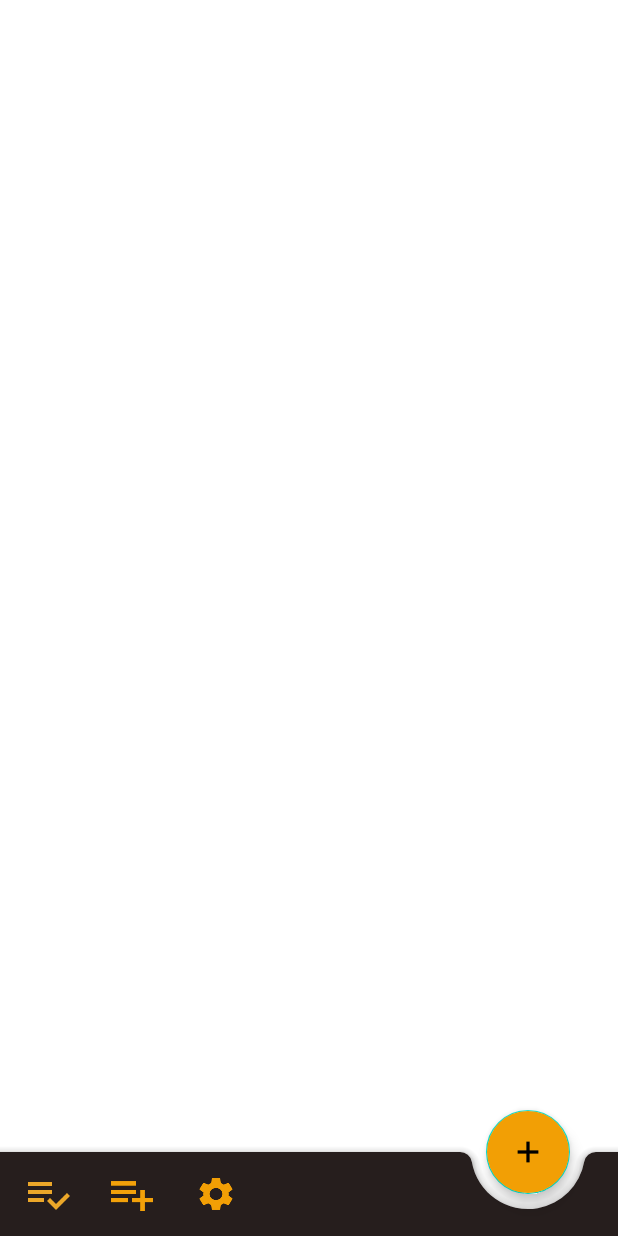
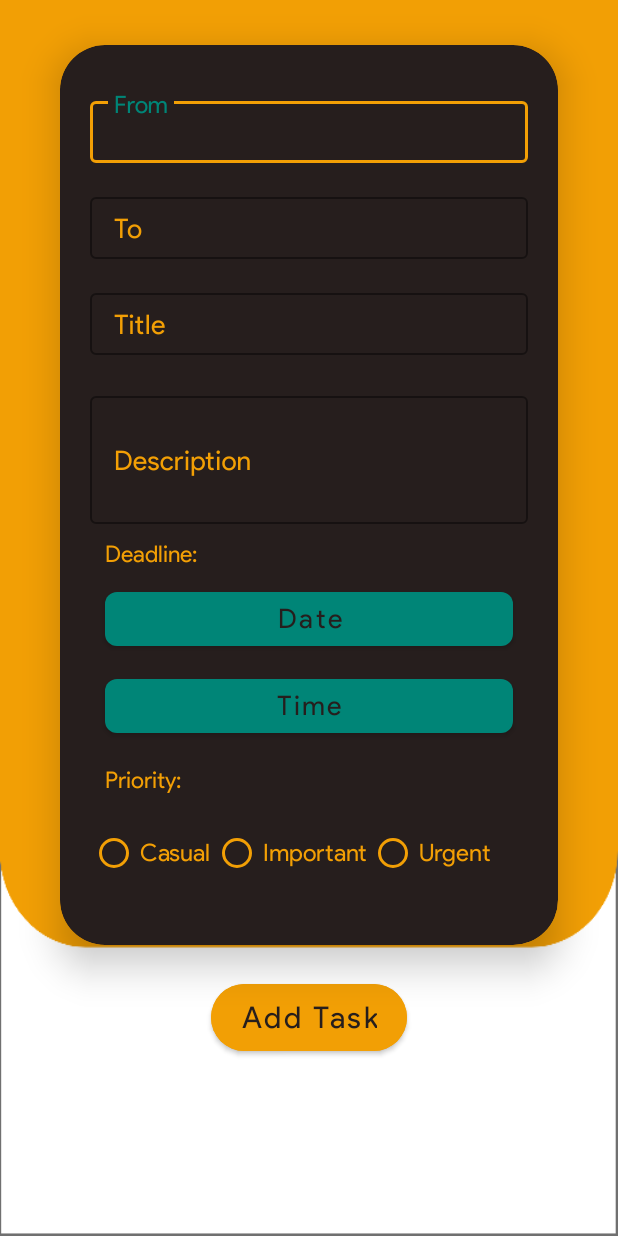
Before and after one commit to Practikality/tarea, an Android app: the screen it shows after launch (home_activity before the commit, add_task_activity after it), on a phone screen of 412 x 824 dp. Run offline under Robolectric (Android 15) with nearby library versions, the phone set to English and light mode, and no system bars; 1 statement that could not run was skipped.

Commit message:
add_task_activity Layout
Layout Build for add_task_activity

```diff
--- a/app/src/main/java/com/practikality/tarea/MainActivity.java
+++ b/app/src/main/java/com/practikality/tarea/MainActivity.java
@@ -12,6 +12,6 @@ public class MainActivity extends AppCompatActivity {
         super.onCreate(savedInstanceState);
         setContentView(R.layout.activity_main);
         getWindow().setFlags(WindowManager.LayoutParams.FLAG_FULLSCREEN, WindowManager.LayoutParams.FLAG_FULLSCREEN);
-        startActivity(new Intent(MainActivity.this, home_activity.class));
+        startActivity(new Intent(MainActivity.this, add_task_activity.class));
     }
 }
--- /dev/null
+++ b/app/src/main/java/com/practikality/tarea/add_task_activity.java
@@ -0,0 +1,72 @@
+package com.practikality.tarea;
+
+import android.app.DatePickerDialog;
+import android.app.TimePickerDialog;
+import android.support.v7.app.AppCompatActivity;
+import android.os.Bundle;
+import android.view.View;
+import android.widget.Button;
+import android.widget.DatePicker;
+import android.widget.EditText;
+import android.widget.RadioButton;
+import android.widget.RadioGroup;
+import android.widget.TimePicker;
+import android.widget.Toast;
+
+import java.util.Calendar;
+
+public class add_task_activity extends AppCompatActivity implements View.OnClickListener{
+
+    Button date_picker_button, time_picker_button;
+    private int mYear, mMonth, mDay, mHour, mMinute;
+    private RadioGroup radioGroup;
+
+    @Override
+    protected void onCreate(Bundle savedInstanceState) {
+        super.onCreate(savedInstanceState);
+        setContentView(R.layout.activity_add_task_activity);
+
+        date_picker_button =(Button)findViewById(R.id.date_picker_button);
+        time_picker_button =(Button)findViewById(R.id.time_picker_button);
+
+        date_picker_button.setOnClickListener(this);
+        time_picker_button.setOnClickListener(this);
+
+        radioGroup = (RadioGroup) findViewById(R.id.priority_radio_group);
+        radioGroup.clearCheck();
+        RadioButton radioButton = (RadioButton) radioGroup.findViewById(radioGroup.getCheckedRadioButtonId());
+        radioButton.getText(); //Priority chosen by the user
+    }
+
+    @Override
+    public void onClick(View v) {
+        if(v == date_picker_button){
+            final Calendar calendar = Calendar.getInstance();
+            mYear = calendar.get(Calendar.YEAR);
+            mMonth = calendar.get(Calendar.MONTH);
+            mDay = calendar.get(Calendar.DAY_OF_MONTH);
+
+            DatePickerDialog datePickerDialog = new DatePickerDialog(this, new DatePickerDialog.OnDateSetListener() {
+                @Override
+                public void onDateSet(DatePicker view, int year, int month, int dayOfMonth) {
+                    date_picker_button.setText(dayOfMonth + "/" +(month+1) + "/" + year);
+                }
+            }, mYear, mMonth, mDay);
+            datePickerDialog.show();
+        }
+
+        if (v == time_picker_button){
+            final Calendar calendar = Calendar.getInstance();
+            mHour = calendar.get(Calendar.HOUR_OF_DAY);
+            mMinute = calendar.get(Calendar.MINUTE);
+
+            TimePickerDialog timePickerDialog = new TimePickerDialog(this, new TimePickerDialog.OnTimeSetListener() {
+                @Override
+                public void onTimeSet(TimePicker view, int hourOfDay, int minute) {
+                    time_picker_button.setText(hourOfDay + ":" + minute);
+                }
+            }, mHour, mMinute, false);
+            timePickerDialog.show();
+        }
+    }
+}
--- /dev/null
+++ b/app/src/main/res/layout/activity_add_task_activity.xml
@@ -0,0 +1,279 @@
+<?xml version="1.0" encoding="utf-8"?>
+<RelativeLayout xmlns:android="http://schemas.android.com/apk/res/android"
+    xmlns:app="http://schemas.android.com/apk/res-auto"
+    xmlns:tools="http://schemas.android.com/tools"
+    android:layout_width="match_parent"
+    android:layout_height="match_parent"
+    android:background="@drawable/yellow_background"
+    tools:context=".add_task_activity">
+
+    <android.support.design.card.MaterialCardView
+        android:id="@+id/add_task_card"
+        style="@style/Widget.MaterialComponents.CardView"
+        android:layout_width="match_parent"
+        android:layout_height="wrap_content"
+        android:layout_alignParentTop="true"
+        android:layout_marginStart="40dp"
+        android:layout_marginTop="30dp"
+        android:layout_marginEnd="40dp"
+        android:minHeight="600dp"
+        android:outlineAmbientShadowColor="@android:color/black"
+        app:cardBackgroundColor="#261E1D"
+        app:cardCornerRadius="30dp"
+        app:cardElevation="15dp"
+        app:strokeColor="@android:color/black">
+
+
+        <RelativeLayout
+            android:layout_width="match_parent"
+            android:layout_height="match_parent">
+
+            <android.support.design.widget.TextInputLayout
+                android:id="@+id/add_task_from_layout"
+                style="@style/Widget.MaterialComponents.TextInputLayout.OutlinedBox"
+                android:layout_width="match_parent"
+                android:layout_height="wrap_content"
+                android:layout_marginStart="20dp"
+                android:layout_marginTop="30dp"
+                android:layout_marginEnd="20dp"
+                android:minHeight="30dp"
+                android:textColorHint="@color/light_yellow"
+                app:boxStrokeColor="@color/light_yellow"
+                app:hintAnimationEnabled="true"
+                app:hintTextAppearance="@style/TextAppearance.App.TextInputLayout">
+
+                <android.support.design.widget.TextInputEditText
+                    android:id="@+id/add_task_from_text"
+                    android:layout_width="match_parent"
+                    android:layout_height="wrap_content"
+                    android:layout_margin="0dp"
+                    android:autoSizeMinTextSize="18sp"
+                    android:fontFamily="@font/productsans"
+                    android:hint="From"
+                    android:inputType="text"
+                    android:maxLines="1"
+                    android:padding="10dp"
+                    android:textColor="@color/light_yellow"
+                    android:textColorHighlight="@color/light_yellow"
+                    android:textColorHint="@color/light_yellow"
+                    android:textSize="18sp" />
+            </android.support.design.widget.TextInputLayout>
+
+            <android.support.design.widget.TextInputLayout
+                android:id="@+id/add_task_to_layout"
+                style="@style/Widget.MaterialComponents.TextInputLayout.OutlinedBox"
+                android:layout_width="match_parent"
+                android:layout_height="wrap_content"
+                android:layout_below="@id/add_task_from_layout"
+                android:layout_marginStart="20dp"
+                android:layout_marginTop="15dp"
+                android:layout_marginEnd="20dp"
+                android:minHeight="30dp"
+                android:textColorHint="@color/light_yellow"
+                app:boxStrokeColor="@color/light_yellow"
+                app:hintAnimationEnabled="true"
+                app:hintTextAppearance="@style/TextAppearance.App.TextInputLayout">
+
+                <android.support.design.widget.TextInputEditText
+                    android:id="@+id/add_task_to_text"
+                    android:layout_width="match_parent"
+                    android:layout_height="wrap_content"
+                    android:layout_margin="0dp"
+                    android:autoSizeMinTextSize="18sp"
+                    android:fontFamily="@font/productsans"
+                    android:hint="To"
+                    android:inputType="text"
+                    android:maxLines="1"
+                    android:padding="10dp"
+                    android:textColor="@color/light_yellow"
+                    android:textColorHighlight="@color/light_yellow"
+                    android:textColorHint="@color/light_yellow"
+                    android:textSize="18sp" />
+            </android.support.design.widget.TextInputLayout>
+
+            <android.support.design.widget.TextInputLayout
+                android:id="@+id/add_task_title_layout"
+                style="@style/Widget.MaterialComponents.TextInputLayout.OutlinedBox"
+                android:layout_width="match_parent"
+                android:layout_height="wrap_content"
+                android:layout_below="@id/add_task_to_layout"
+                android:layout_marginStart="20dp"
+                android:layout_marginTop="15dp"
+                android:layout_marginEnd="20dp"
+                android:minHeight="30dp"
+                android:textColorHint="@color/light_yellow"
+                app:boxStrokeColor="@color/light_yellow"
+                app:hintAnimationEnabled="true"
+                app:hintTextAppearance="@style/TextAppearance.App.TextInputLayout">
+
+                <android.support.design.widget.TextInputEditText
+                    android:id="@+id/add_task_title_text"
+                    android:layout_width="match_parent"
+                    android:layout_height="wrap_content"
+                    android:layout_margin="0dp"
+                    android:autoSizeMinTextSize="18sp"
+                    android:fontFamily="@font/productsans"
+                    android:hint="Title"
+                    android:inputType="text"
+                    android:maxLines="1"
+                    android:padding="10dp"
+                    android:textColor="@color/light_yellow"
+                    android:textColorHighlight="@color/light_yellow"
+                    android:textColorHint="@color/light_yellow"
+                    android:textSize="18sp" />
+            </android.support.design.widget.TextInputLayout>
+
+            <android.support.design.widget.TextInputLayout
+                android:id="@+id/add_task_desc_layout"
+                style="@style/Widget.MaterialComponents.TextInputLayout.OutlinedBox"
+                android:layout_width="match_parent"
+                android:layout_height="wrap_content"
+                android:layout_below="@id/add_task_title_layout"
+                android:layout_marginStart="20dp"
+                android:layout_marginTop="20dp"
+                android:layout_marginEnd="20dp"
+                android:minHeight="30dp"
+                android:textColorHint="@color/light_yellow"
+                app:boxStrokeColor="@color/light_yellow"
+                app:hintAnimationEnabled="true"
+                app:hintTextAppearance="@style/TextAppearance.App.TextInputLayout">
+
+                <android.support.design.widget.TextInputEditText
+                    android:id="@+id/add_task_desc_text"
+                    android:layout_width="match_parent"
+                    android:layout_height="wrap_content"
+                    android:layout_margin="0dp"
+                    android:autoSizeMinTextSize="18sp"
+                    android:fontFamily="@font/productsans"
+                    android:hint="Description"
+                    android:inputType="textMultiLine"
+                    android:maxLines="5"
+                    android:minLines="3"
+                    android:padding="10dp"
+                    android:textColor="@color/light_yellow"
+                    android:textColorHighlight="@color/light_yellow"
+                    android:textColorHint="@color/light_yellow"
+                    android:textSize="18sp" />
+            </android.support.design.widget.TextInputLayout>
+
+            <TextView
+                android:id="@+id/deadline_text"
+                android:layout_width="wrap_content"
+                android:layout_height="wrap_content"
+                android:layout_below="@id/add_task_desc_layout"
+                android:layout_marginStart="30dp"
+                android:layout_marginTop="10dp"
+                android:text="Deadline:"
+                android:textColor="@color/light_yellow"
+                android:textSize="15sp" />
+
+            <android.support.design.button.MaterialButton
+                android:id="@+id/date_picker_button"
+                android:layout_width="match_parent"
+                android:layout_height="wrap_content"
+                android:layout_below="@id/deadline_text"
+                android:layout_centerHorizontal="true"
+                android:layout_marginStart="30dp"
+                android:layout_marginTop="10dp"
+                android:layout_marginEnd="30dp"
+                android:fontFamily="@font/productsans"
+                android:gravity="center"
+                android:text="Date"
+                android:textAllCaps="false"
+                android:textColor="@color/background_black"
+                android:textSize="18sp"
+                app:cornerRadius="8dp" />
+
+            <android.support.design.button.MaterialButton
+                android:id="@+id/time_picker_button"
+                android:layout_width="match_parent"
+                android:layout_height="wrap_content"
+                android:layout_below="@id/date_picker_button"
+                android:layout_centerHorizontal="true"
+                android:layout_marginStart="30dp"
+                android:layout_marginTop="10dp"
+                android:layout_marginEnd="30dp"
+                android:fontFamily="@font/productsans"
+                android:text="Time"
+                android:textAllCaps="false"
+                android:textColor="@color/background_black"
+                android:textSize="18sp"
+                app:cornerRadius="8dp" />
+
+            <TextView
+                android:id="@+id/priority_text"
+                android:layout_width="wrap_content"
+                android:layout_height="wrap_content"
+                android:layout_below="@id/time_picker_button"
+                android:layout_marginStart="30dp"
+                android:layout_marginTop="15dp"
+                android:text="Priority: "
+                android:textColor="@color/light_yellow"
+                android:textSize="15sp" />
+
+            <RadioGroup
+                android:id="@+id/priority_radio_group"
+                android:layout_width="wrap_content"
+                android:layout_height="wrap_content"
+                android:layout_below="@id/priority_text"
+                android:layout_marginStart="20dp"
+                android:layout_marginTop="15dp"
+                android:orientation="horizontal"
+                android:padding="0dp">
+
+                <RadioButton
+                    android:id="@+id/radio_casual"
+                    android:layout_width="wrap_content"
+                    android:layout_height="wrap_content"
+                    android:buttonTint="@color/light_yellow"
+                    android:padding="1dp"
+                    android:text="Casual"
+                    android:textColor="@color/light_yellow"
+                    android:textSize="16sp" />
+
+                <RadioButton
+                    android:id="@+id/radio_important"
+                    android:layout_width="wrap_content"
+                    android:layout_height="wrap_content"
+                    android:buttonTint="@color/light_yellow"
+                    android:padding="1dp"
+                    android:text="Important"
+                    android:textColor="@color/light_yellow"
+                    android:textSize="16sp" />
+
+                <RadioButton
+                    android:id="@+id/radio_urgent"
+                    android:layout_width="wrap_content"
+                    android:layout_height="wrap_content"
+                    android:buttonTint="@color/light_yellow"
+                    android:padding="1dp"
+                    android:text="Urgent"
+                    android:textColor="@color/light_yellow"
+                    android:textSize="16sp" />
+
+            </RadioGroup>
+
+        </RelativeLayout>
+
+    </android.support.design.card.MaterialCardView>
+
+    <android.support.design.button.MaterialButton
+        android:id="@+id/add_task_button"
+        android:layout_width="wrap_content"
+        android:layout_height="wrap_content"
+        android:layout_below="@id/add_task_card"
+        android:layout_centerHorizontal="true"
+        android:layout_marginTop="20dp"
+        android:backgroundTint="@color/light_yellow"
+        android:elevation="15dp"
+        android:padding="10dp"
+        android:paddingStart="20dp"
+        android:paddingEnd="20dp"
+        android:text="Add Task"
+        android:textAllCaps="false"
+        android:textColor="@color/background_black"
+        android:textSize="20sp"
+        app:cornerRadius="40dp"
+
+        />
+</RelativeLayout>
--- a/app/src/main/res/layout/activity_login_activity.xml
+++ b/app/src/main/res/layout/activity_login_activity.xml
@@ -34,9 +34,9 @@
         android:layout_marginStart="30dp"
         android:layout_marginTop="50dp"
         android:layout_marginEnd="30dp"
-        android:elevation="20dp"
         app:cardBackgroundColor="#261E1D"
         app:cardCornerRadius="30dp"
+        app:cardElevation="15dp"
         app:cardUseCompatPadding="true"
         app:strokeColor="@android:color/black">
 
@@ -121,22 +121,22 @@
             <android.support.design.button.MaterialButton
                 android:layout_width="wrap_content"
                 android:layout_height="wrap_content"
+                android:layout_below="@id/password_edit_layout"
                 android:layout_centerHorizontal="true"
-                android:layout_below="@id/password_edit_layout"
                 android:layout_marginStart="30dp"
                 android:layout_marginTop="40dp"
-                android:paddingStart="20dp"
-                android:paddingEnd="20dp"
                 android:layout_marginEnd="30dp"
                 android:layout_marginBottom="40dp"
                 android:fontFamily="@font/productsans_bold"
+                android:letterSpacing="0"
+                android:paddingStart="20dp"
+                android:paddingEnd="20dp"
                 android:text="Login"
                 android:textAllCaps="false"
-                android:letterSpacing="0"
                 android:textColor="@color/background_black"
                 android:textSize="22sp"
                 app:backgroundTint="@color/light_yellow"
-                app:cornerRadius="5dp" />
+                app:cornerRadius="8dp" />
 
         </RelativeLayout>
     </android.support.design.card.MaterialCardView>
@@ -160,10 +160,10 @@
         <TextView
             android:layout_width="wrap_content"
             android:layout_height="wrap_content"
+            android:clickable="true"
             android:fontFamily="@font/productsans_bold"
+            android:onClick="gotosignup"
             android:text="Sign Up."
-            android:clickable="true"
-            android:onClick="gotosignup"
             android:textColor="@color/background_black"
             android:textSize="26sp" />
     </LinearLayout>
--- a/app/src/main/res/layout/activity_sign_up.xml
+++ b/app/src/main/res/layout/activity_sign_up.xml
@@ -33,10 +33,11 @@
         android:layout_marginStart="40dp"
         android:layout_marginTop="50dp"
         android:layout_marginEnd="40dp"
-        android:elevation="20dp"
         android:outlineAmbientShadowColor="@android:color/black"
         app:cardBackgroundColor="#261E1D"
         app:cardCornerRadius="30dp"
+        app:cardElevation="15dp"
+        app:cardUseCompatPadding="true"
         app:strokeColor="@android:color/black">
 
         <RelativeLayout
@@ -60,8 +61,8 @@
                 android:layout_width="match_parent"
                 android:layout_height="wrap_content"
                 android:layout_marginStart="20dp"
+                android:layout_marginTop="60dp"
                 android:layout_marginEnd="20dp"
-                android:layout_marginTop="60dp"
                 android:minHeight="30dp"
                 android:textColorHint="@color/light_yellow"
                 app:boxStrokeColor="@color/light_yellow"
@@ -126,11 +127,11 @@
                 android:layout_marginStart="20dp"
                 android:layout_marginTop="20dp"
                 android:layout_marginEnd="20dp"
+                android:layout_marginBottom="60dp"
                 android:autoSizeMinTextSize="18sp"
                 android:textColorHint="@color/light_yellow"
                 app:boxStrokeColor="@color/light_yellow"
                 app:hintAnimationEnabled="true"
-                android:layout_marginBottom="60dp"
                 app:hintTextAppearance="@style/TextAppearance.App.TextInputLayout">
 
                 <android.support.design.widget.TextInputEditText
@@ -172,17 +173,18 @@
             android:layout_height="wrap_content"
             android:layout_marginEnd="0dp"
             android:layout_weight="1"
+            android:elevation="8dp"
             android:fontFamily="@font/productsans_bold"
+            android:onClick="cancel"
             android:padding="10dp"
-            app:backgroundTint="#fff"
             android:text="Cancel"
-            android:onClick="cancel"
             android:textAllCaps="false"
             android:textColor="@color/background_black"
+            android:textSize="22sp"
+            app:backgroundTint="#fff"
+            app:cornerRadius="8dp"
             app:strokeColor="@color/background_black"
-            app:strokeWidth="2dp"
-            android:textSize="22sp"
-            app:cornerRadius="10dp" />
+            app:strokeWidth="2dp" />
 
         <android.support.design.button.MaterialButton
             android:id="@+id/sign_up_confirm_button"
@@ -191,14 +193,15 @@
             android:layout_marginStart="10dp"
             android:layout_weight="1"
             android:backgroundTint="@color/background_black"
+            android:elevation="8dp"
             android:fontFamily="@font/productsans_bold"
+            android:onClick="signup"
             android:padding="10dp"
             android:text="Confirm"
-            android:onClick="signup"
             android:textAllCaps="false"
             android:textColor="#fff"
             android:textSize="22sp"
-            app:cornerRadius="10dp" />
+            app:cornerRadius="8dp" />
 
     </LinearLayout>
 </RelativeLayout>
```
Also changed, not shown: app/src/main/AndroidManifest.xml (+4 -3 lines), app/src/main/res/drawable/logo_new.png (added), app/src/main/res/drawable/logo_new_round.png (added). Lines whose indentation alone changed are shown as unchanged.
